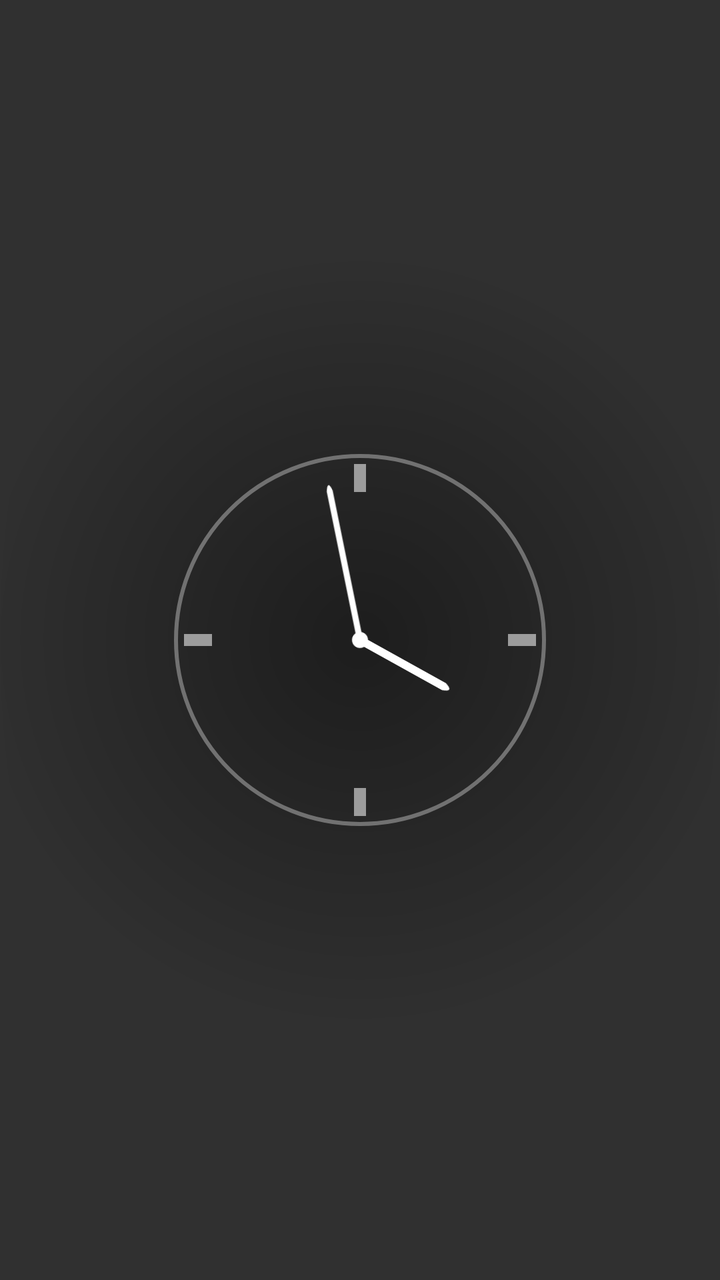
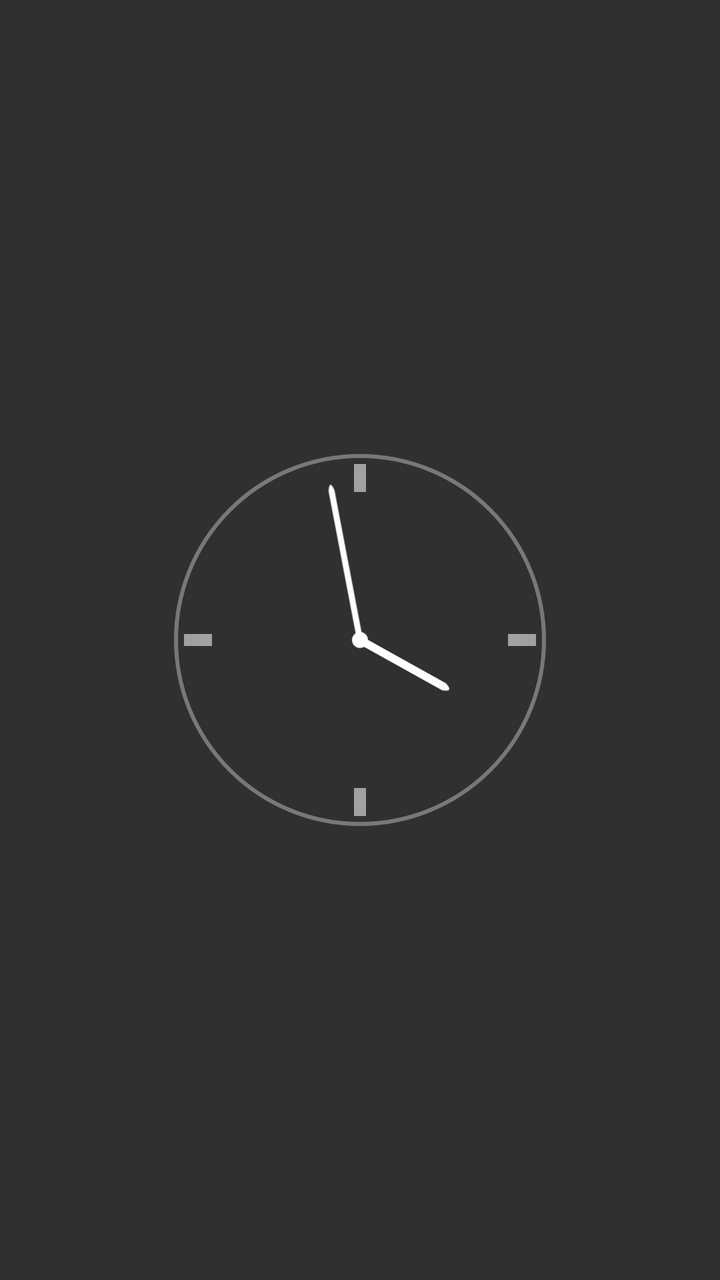

Before-and-after screenshots of an Android layout around one commit, followed by the original layout XML and the change that was made.
<!-- AndroidManifest.xml: application theme Theme.Connect -->
<!-- res/layout/widget_watch.xml -->
<?xml version="1.0" encoding="utf-8"?>
<FrameLayout xmlns:android="http://schemas.android.com/apk/res/android"
    android:layout_width="match_parent"
    android:layout_height="match_parent"
    android:id="@+id/watch_root">

    <ImageView
        android:id="@+id/watch_photo"
        android:layout_width="match_parent"
        android:layout_height="match_parent"
        android:scaleType="centerCrop"
        android:contentDescription="@string/watch_widget_photo" />

    <ImageView
        android:layout_width="match_parent"
        android:layout_height="match_parent"
        android:src="@drawable/watch_scrim"
        android:contentDescription="@null" />

    <AnalogClock
        android:id="@+id/watch_clock"
        android:layout_width="match_parent"
        android:layout_height="match_parent"
        android:layout_gravity="center"
        android:dial="@drawable/watch_dial"
        android:hand_hour="@drawable/watch_hand_hour"
        android:hand_minute="@drawable/watch_hand_minute" />

    <TextView
        android:id="@+id/watch_caption"
        android:layout_width="wrap_content"
        android:layout_height="wrap_content"
        android:layout_gravity="bottom|center_horizontal"
        android:layout_marginBottom="6dp"
        android:paddingHorizontal="8dp"
        android:paddingVertical="2dp"
        android:background="#99000000"
        android:textColor="#FFFFFFFF"
        android:textSize="11sp"
        android:maxLines="1"
        android:ellipsize="end"
        android:visibility="gone" />
</FrameLayout>
<!-- resources referenced by this layout -->
<resources>
  <!-- drawable watch_dial (drawable) -->
  <?xml version="1.0" encoding="utf-8"?>
  <vector xmlns:android="http://schemas.android.com/apk/res/android"
      android:width="200dp"
      android:height="200dp"
      android:viewportWidth="200"
      android:viewportHeight="200">
      <path
          android:strokeColor="#59FFFFFF"
          android:strokeWidth="2"
          android:fillColor="#00000000"
          android:pathData="M100,100m-92,0a92,92 0,1 1,184 0a92,92 0,1 1,-184 0" />
      <path android:fillColor="#8CFFFFFF" android:pathData="M97,12h6v14h-6z" />
      <path android:fillColor="#8CFFFFFF" android:pathData="M97,174h6v14h-6z" />
      <path android:fillColor="#8CFFFFFF" android:pathData="M12,97h14v6h-14z" />
      <path android:fillColor="#8CFFFFFF" android:pathData="M174,97h14v6h-14z" />
  </vector>
  <!-- drawable watch_hand_hour (drawable) -->
  <?xml version="1.0" encoding="utf-8"?>
  <vector xmlns:android="http://schemas.android.com/apk/res/android"
      android:width="24dp"
      android:height="200dp"
      android:viewportWidth="24"
      android:viewportHeight="200">
      <path
          android:fillColor="#FFFFFFFF"
          android:pathData="M10,100 L10,52 Q12,46 14,52 L14,100 Z" />
      <path
          android:fillColor="#FFFFFFFF"
          android:pathData="M12,100m-4,0a4,4 0,1 1,8 0a4,4 0,1 1,-8 0" />
  </vector>
  <!-- drawable watch_hand_minute (drawable) -->
  <?xml version="1.0" encoding="utf-8"?>
  <vector xmlns:android="http://schemas.android.com/apk/res/android"
      android:width="24dp"
      android:height="200dp"
      android:viewportWidth="24"
      android:viewportHeight="200">
      <path
          android:fillColor="#FFFFFFFF"
          android:pathData="M10.5,100 L10.5,24 Q12,18 13.5,24 L13.5,100 Z" />
  </vector>
  <!-- drawable watch_scrim (drawable) -->
  <?xml version="1.0" encoding="utf-8"?>
  <shape xmlns:android="http://schemas.android.com/apk/res/android"
      android:shape="oval">
      <gradient
          android:type="radial"
          android:gradientRadius="55%p"
          android:startColor="#66000000"
          android:centerColor="#33000000"
          android:endColor="#00000000" />
  </shape>
  <string name="watch_widget_photo">Latest photo from the person you\'re paired with</string>
  <style name="Theme.Connect" parent="@android:style/Theme.Material.NoActionBar">
          <item name="android:statusBarColor">@android:color/transparent</item>
          <item name="android:navigationBarColor">@android:color/transparent</item>
      </style>
</resources>

<!-- the commit's change to res/layout/widget_watch.xml (unified diff, before → after) -->
@@ -4,19 +4,16 @@
     android:layout_height="match_parent"
     android:id="@+id/watch_root">
 
+    
     <ImageView
         android:id="@+id/watch_photo"
         android:layout_width="match_parent"
         android:layout_height="match_parent"
-        android:scaleType="centerCrop"
+        android:scaleType="fitCenter"
+        android:adjustViewBounds="true"
         android:contentDescription="@string/watch_widget_photo" />
 
-    <ImageView
-        android:layout_width="match_parent"
-        android:layout_height="match_parent"
-        android:src="@drawable/watch_scrim"
-        android:contentDescription="@null" />
-
+    
     <AnalogClock
         android:id="@+id/watch_clock"
         android:layout_width="match_parent"
@@ -31,7 +28,6 @@
         android:layout_width="wrap_content"
         android:layout_height="wrap_content"
         android:layout_gravity="bottom|center_horizontal"
-        android:layout_marginBottom="6dp"
         android:paddingHorizontal="8dp"
         android:paddingVertical="2dp"
         android:background="#99000000"
<!-- resource entries referenced after the edit -->
@@ -42,17 +42,6 @@
           android:fillColor="#FFFFFFFF"
           android:pathData="M10.5,100 L10.5,24 Q12,18 13.5,24 L13.5,100 Z" />
   </vector>
-  <!-- drawable watch_scrim (drawable) -->
-  <?xml version="1.0" encoding="utf-8"?>
-  <shape xmlns:android="http://schemas.android.com/apk/res/android"
-      android:shape="oval">
-      <gradient
-          android:type="radial"
-          android:gradientRadius="55%p"
-          android:startColor="#66000000"
-          android:centerColor="#33000000"
-          android:endColor="#00000000" />
-  </shape>
   <string name="watch_widget_photo">Latest photo from the person you\'re paired with</string>
   <style name="Theme.Connect" parent="@android:style/Theme.Material.NoActionBar">
           <item name="android:statusBarColor">@android:color/transparent</item>
